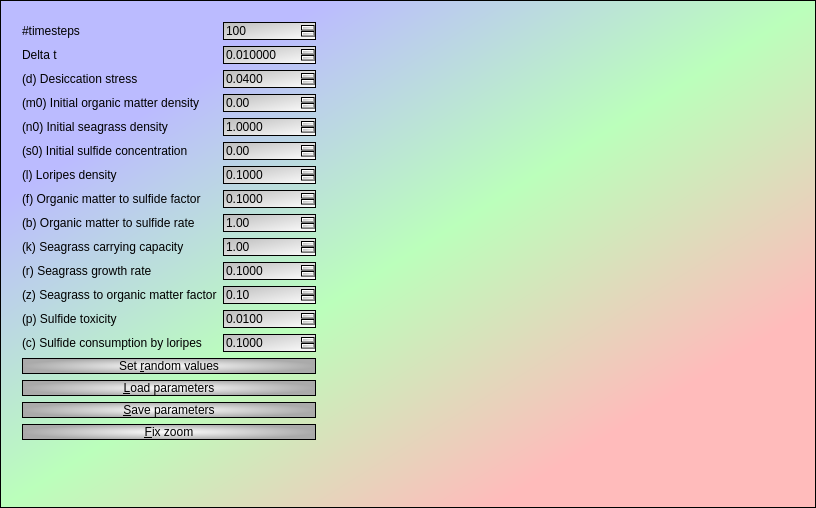
The window that Tools/ToolMutualismBreakdowner/qtdialog.ui (richelbilderbeek/ProjectRichelBilderbeek) describes before a commit, drawn with Qt 5.
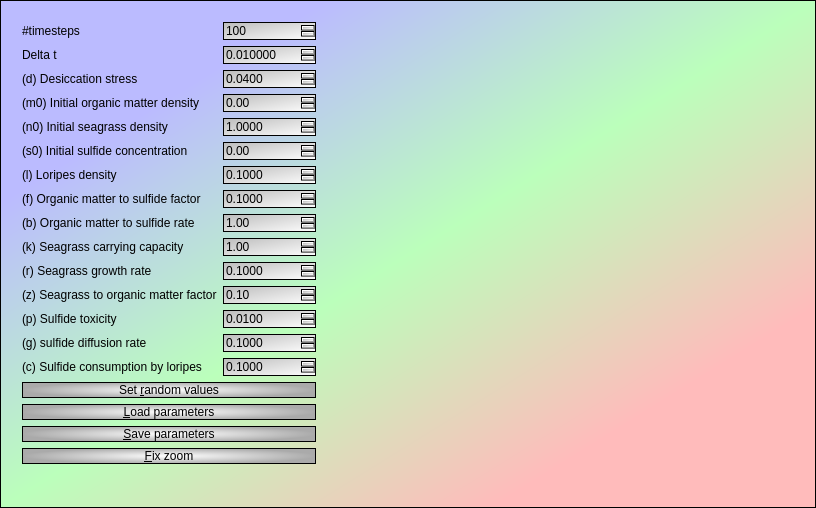
The same window after the commit. Custom widgets are drawn as their Qt base class.

Commit message: Added silfide diffusion rate

Diff of the .ui file:
```diff
--- a/Tools/ToolMutualismBreakdowner/qtdialog.ui
+++ b/Tools/ToolMutualismBreakdowner/qtdialog.ui
@@ -308,14 +308,14 @@
         </property>
        </widget>
       </item>
-      <item row="13" column="0">
+      <item row="14" column="0">
        <widget class="QLabel" name="label_4">
         <property name="text">
          <string>(c) Sulfide consumption by loripes</string>
         </property>
        </widget>
       </item>
-      <item row="13" column="1">
+      <item row="14" column="1">
        <widget class="QDoubleSpinBox" name="box_sulfide_consumption_by_loripes">
         <property name="decimals">
          <number>4</number>
@@ -331,34 +331,54 @@
         </property>
        </widget>
       </item>
-      <item row="17" column="0" colspan="2">
+      <item row="18" column="0" colspan="2">
        <widget class="QPushButton" name="button_fix_zoom">
         <property name="text">
          <string>&amp;Fix zoom</string>
         </property>
        </widget>
       </item>
-      <item row="14" column="0" colspan="2">
+      <item row="15" column="0" colspan="2">
        <widget class="QPushButton" name="button_set_random_values">
         <property name="text">
          <string>Set &amp;random values</string>
         </property>
        </widget>
       </item>
-      <item row="16" column="0" colspan="2">
+      <item row="17" column="0" colspan="2">
        <widget class="QPushButton" name="button_save">
         <property name="text">
          <string>&amp;Save parameters</string>
         </property>
        </widget>
       </item>
-      <item row="15" column="0" colspan="2">
+      <item row="16" column="0" colspan="2">
        <widget class="QPushButton" name="button_load">
         <property name="text">
          <string>&amp;Load parameters</string>
         </property>
        </widget>
       </item>
+      <item row="13" column="0">
+       <widget class="QLabel" name="label_sulfide_diffusion_rate">
+        <property name="text">
+         <string>(g) sulfide diffusion rate</string>
+        </property>
+       </widget>
+      </item>
+      <item row="13" column="1">
+       <widget class="QDoubleSpinBox" name="box_sulfide_diffusion_rate">
+        <property name="decimals">
+         <number>4</number>
+        </property>
+        <property name="maximum">
+         <double>100000000000.000000000000000</double>
+        </property>
+        <property name="value">
+         <double>0.100000000000000</double>
+        </property>
+       </widget>
+      </item>
      </layout>
     </widget>
    </item>
```
The commit also changes 7 other files.
